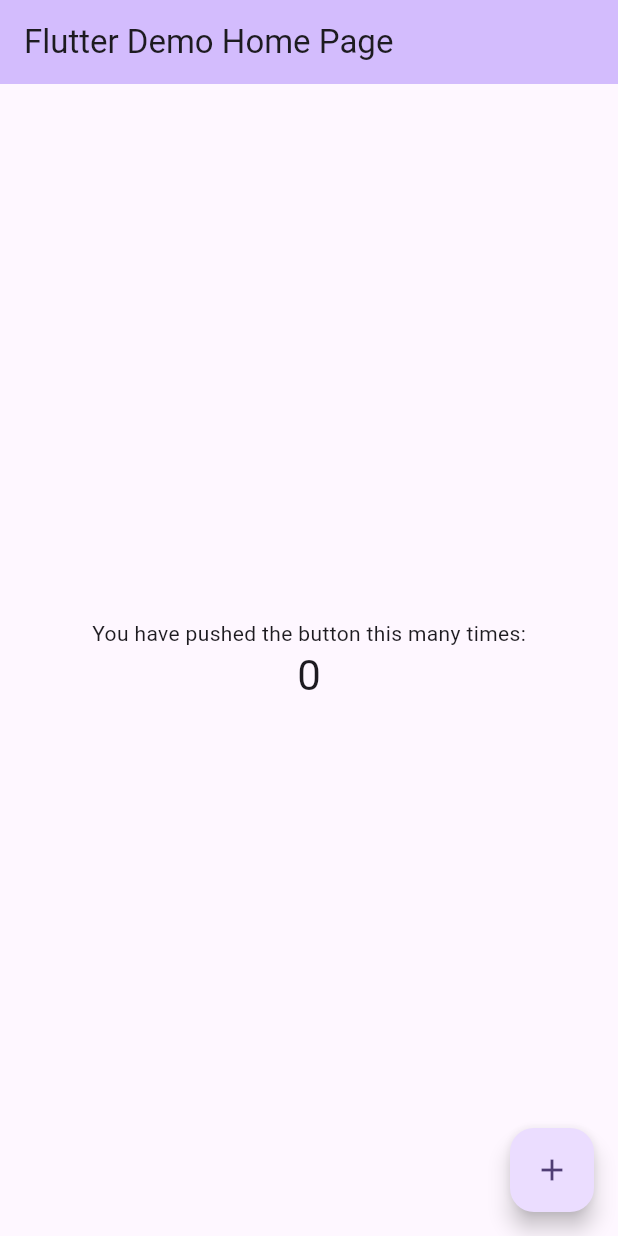
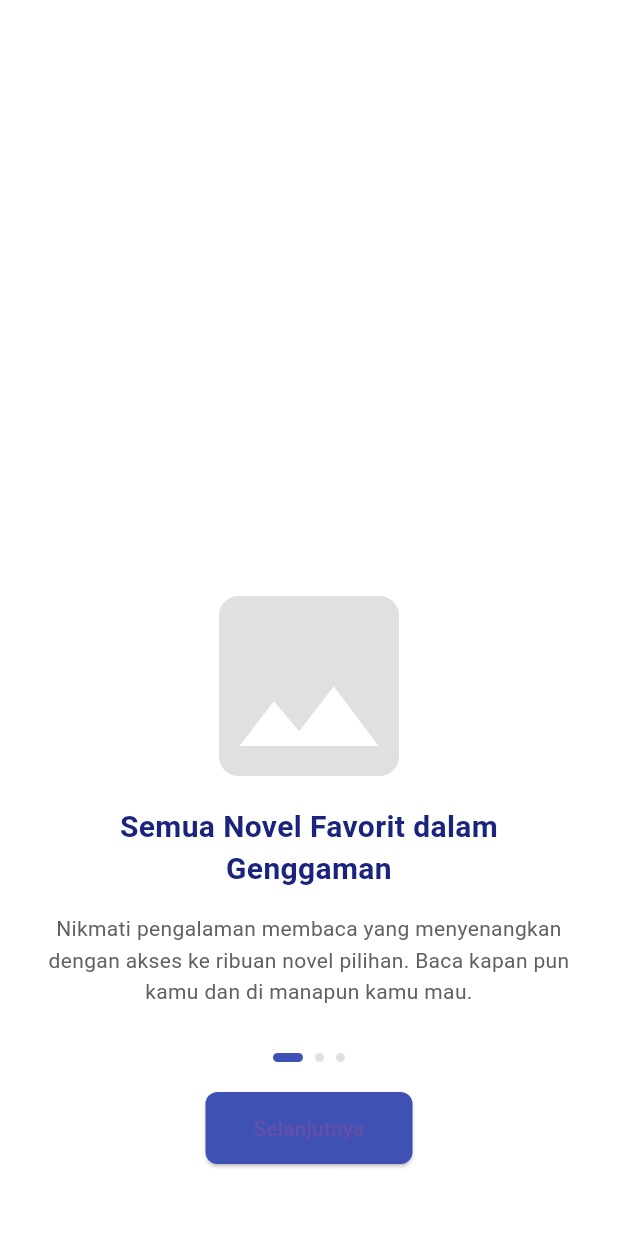
Before and after one commit to Aprilrianto/lexicon, a Flutter app: the screen it shows after launch, on a phone screen of 412 x 824 dp. Run offline on Flutter 3.47's test engine with Material 3 defaults, Android fonts, the phone set to English and light mode, and no system bars.

Commit message:
nambah onboarding sama splash

```diff
--- a/lib/main.dart
+++ b/lib/main.dart
@@ -1,122 +1,26 @@
 import 'package:flutter/material.dart';
+import 'splash_screen.dart';
+import 'onboarding_screen.dart';
 
 void main() {
-  runApp(const MyApp());
+  runApp(LexiconApp());
 }
 
-class MyApp extends StatelessWidget {
-  const MyApp({super.key});
-
-  // This widget is the root of your application.
+class LexiconApp extends StatelessWidget {
   @override
   Widget build(BuildContext context) {
     return MaterialApp(
-      title: 'Flutter Demo',
+      title: 'Lexicon',
+      debugShowCheckedModeBanner: false,
       theme: ThemeData(
-        // This is the theme of your application.
-        //
-        // TRY THIS: Try running your application with "flutter run". You'll see
-        // the application has a purple toolbar. Then, without quitting the app,
-        // try changing the seedColor in the colorScheme below to Colors.green
-        // and then invoke "hot reload" (save your changes or press the "hot
-        // reload" button in a Flutter-supported IDE, or press "r" if you used
-        // the command line to start the app).
-        //
-        // Notice that the counter didn't reset back to zero; the application
-        // state is not lost during the reload. To reset the state, use hot
-        // restart instead.
-        //
-        // This works for code too, not just values: Most code changes can be
-        // tested with just a hot reload.
-        colorScheme: ColorScheme.fromSeed(seedColor: Colors.deepPurple),
+        primarySwatch: Colors.indigo,
+        scaffoldBackgroundColor: Colors.white,
       ),
-      home: const MyHomePage(title: 'Flutter Demo Home Page'),
+      initialRoute: '/',
+      routes: {
+        '/': (context) => SplashScreen(),
+        '/onboarding': (context) => OnboardingScreen(),
+      },
     );
   }
 }
-
-class MyHomePage extends StatefulWidget {
-  const MyHomePage({super.key, required this.title});
-
-  // This widget is the home page of your application. It is stateful, meaning
-  // that it has a State object (defined below) that contains fields that affect
-  // how it looks.
-
-  // This class is the configuration for the state. It holds the values (in this
-  // case the title) provided by the parent (in this case the App widget) and
-  // used by the build method of the State. Fields in a Widget subclass are
-  // always marked "final".
-
-  final String title;
-
-  @override
-  State<MyHomePage> createState() => _MyHomePageState();
-}
-
-class _MyHomePageState extends State<MyHomePage> {
-  int _counter = 0;
-
-  void _incrementCounter() {
-    setState(() {
-      // This call to setState tells the Flutter framework that something has
-      // changed in this State, which causes it to rerun the build method below
-      // so that the display can reflect the updated values. If we changed
-      // _counter without calling setState(), then the build method would not be
-      // called again, and so nothing would appear to happen.
-      _counter++;
-    });
-  }
-
-  @override
-  Widget build(BuildContext context) {
-    // This method is rerun every time setState is called, for instance as done
-    // by the _incrementCounter method above.
-    //
-    // The Flutter framework has been optimized to make rerunning build methods
-    // fast, so that you can just rebuild anything that needs updating rather
-    // than having to individually change instances of widgets.
-    return Scaffold(
-      appBar: AppBar(
-        // TRY THIS: Try changing the color here to a specific color (to
-        // Colors.amber, perhaps?) and trigger a hot reload to see the AppBar
-        // change color while the other colors stay the same.
-        backgroundColor: Theme.of(context).colorScheme.inversePrimary,
-        // Here we take the value from the MyHomePage object that was created by
-        // the App.build method, and use it to set our appbar title.
-        title: Text(widget.title),
-      ),
-      body: Center(
-        // Center is a layout widget. It takes a single child and positions it
-        // in the middle of the parent.
-        child: Column(
-          // Column is also a layout widget. It takes a list of children and
-          // arranges them vertically. By default, it sizes itself to fit its
-          // children horizontally, and tries to be as tall as its parent.
-          //
-          // Column has various properties to control how it sizes itself and
-          // how it positions its children. Here we use mainAxisAlignment to
-          // center the children vertically; the main axis here is the vertical
-          // axis because Columns are vertical (the cross axis would be
-          // horizontal).
-          //
-          // TRY THIS: Invoke "debug painting" (choose the "Toggle Debug Paint"
-          // action in the IDE, or press "p" in the console), to see the
-          // wireframe for each widget.
-          mainAxisAlignment: MainAxisAlignment.center,
-          children: <Widget>[
-            const Text('You have pushed the button this many times:'),
-            Text(
-              '$_counter',
-              style: Theme.of(context).textTheme.headlineMedium,
-            ),
-          ],
-        ),
-      ),
-      floatingActionButton: FloatingActionButton(
-        onPressed: _incrementCounter,
-        tooltip: 'Increment',
-        child: const Icon(Icons.add),
-      ), // This trailing comma makes auto-formatting nicer for build methods.
-    );
-  }
-}
--- /dev/null
+++ b/lib/onboarding_screen.dart
@@ -0,0 +1,110 @@
+import 'package:flutter/material.dart';
+
+class OnboardingScreen extends StatefulWidget {
+  @override
+  _OnboardingScreenState createState() => _OnboardingScreenState();
+}
+
+class _OnboardingScreenState extends State<OnboardingScreen> {
+  final PageController _controller = PageController();
+  int _currentIndex = 0;
+
+  final List<Map<String, String>> _pages = [
+    {
+      'title': 'Semua Novel Favorit dalam Genggaman',
+      'desc': 'Nikmati pengalaman membaca yang menyenangkan dengan akses ke ribuan novel pilihan. Baca kapan pun kamu dan di manapun kamu mau.',
+    },
+    {
+      'title': 'Temukan dunia baru dalam setiap genre',
+      'desc': 'Temukan cerita yang sesuai dengan seleramu! Dari kisah romantis, petualangan fantasi, hingga misteri yang menegangkan semua genre favorit ada di sini.',
+    },
+    {
+      'title': 'Simpan bacaan favoritmu dengan satu klik',
+      'desc': 'Simpan semua bacaan favoritmu dengan mudah dalam satu koleksi pribadi. Klik sekali untuk menyimpan, akses kapan pun kamu mau tanpa repot mencari lagi!',
+    },
+  ];
+
+  @override
+  Widget build(BuildContext context) {
+    return Scaffold(
+      body: PageView.builder(
+        controller: _controller,
+        itemCount: _pages.length,
+        onPageChanged: (index) => setState(() => _currentIndex = index),
+        itemBuilder: (context, index) {
+          return Padding(
+            padding: const EdgeInsets.symmetric(horizontal: 24.0, vertical: 48),
+            child: Column(
+              mainAxisAlignment: MainAxisAlignment.spaceBetween,
+              children: [
+                Spacer(),
+                Icon(Icons.image, size: 160, color: Colors.grey.shade300),
+                Text(
+                  _pages[index]['title']!,
+                  style: TextStyle(
+                    fontSize: 20,
+                    fontWeight: FontWeight.bold,
+                    color: Colors.indigo[900],
+                    height: 1.4,
+                  ),
+                  textAlign: TextAlign.center,
+                ),
+                SizedBox(height: 16),
+                Text(
+                  _pages[index]['desc']!,
+                  style: TextStyle(
+                    fontSize: 14,
+                    color: Colors.grey[700],
+                    height: 1.5,
+                  ),
+                  textAlign: TextAlign.center,
+                ),
+                SizedBox(height: 30),
+                _buildIndicator(),
+                SizedBox(height: 20),
+                ElevatedButton(
+                  onPressed: () {
+                    if (_currentIndex < _pages.length - 1) {
+                      _controller.nextPage(
+                          duration: Duration(milliseconds: 300),
+                          curve: Curves.easeInOut);
+                    } else {
+                      // Navigasi ke halaman berikutnya
+                    }
+                  },
+                  style: ElevatedButton.styleFrom(
+                    backgroundColor: Colors.indigo,
+                    padding:
+                        EdgeInsets.symmetric(horizontal: 32, vertical: 14),
+                    shape: RoundedRectangleBorder(
+                      borderRadius: BorderRadius.circular(8),
+                    ),
+                  ),
+                  child: Text("Selanjutnya"),
+                ),
+              ],
+            ),
+          );
+        },
+      ),
+    );
+  }
+
+  Widget _buildIndicator() {
+    return Row(
+      mainAxisAlignment: MainAxisAlignment.center,
+      children: List.generate(_pages.length, (i) {
+        return AnimatedContainer(
+          duration: Duration(milliseconds: 300),
+          margin: EdgeInsets.symmetric(horizontal: 4),
+          height: 6,
+          width: _currentIndex == i ? 20 : 6,
+          decoration: BoxDecoration(
+            color: _currentIndex == i ? Colors.indigo : Colors.grey.shade300,
+            borderRadius: BorderRadius.circular(3),
+          ),
+        );
+      }),
+    );
+  }
+}
--- /dev/null
+++ b/lib/splash_screen.dart
@@ -0,0 +1,31 @@
+import 'package:flutter/material.dart';
+import 'dart:async';
+
+class SplashScreen extends StatelessWidget {
+  @override
+  Widget build(BuildContext context) {
+    Timer(Duration(seconds: 2), () {
+      Navigator.pushReplacementNamed(context, '/onboarding');
+    });
+
+    return Scaffold(
+      body: Center(
+        child: Column(
+          mainAxisAlignment: MainAxisAlignment.center,
+          children: [
+            Icon(Icons.book, size: 80, color: Colors.indigo),
+            SizedBox(height: 16),
+            Text(
+              'Lexicon',
+              style: TextStyle(
+                fontSize: 24,
+                fontWeight: FontWeight.bold,
+                color: Colors.indigo,
+              ),
+            ),
+          ],
+        ),
+      ),
+    );
+  }
+}
```
